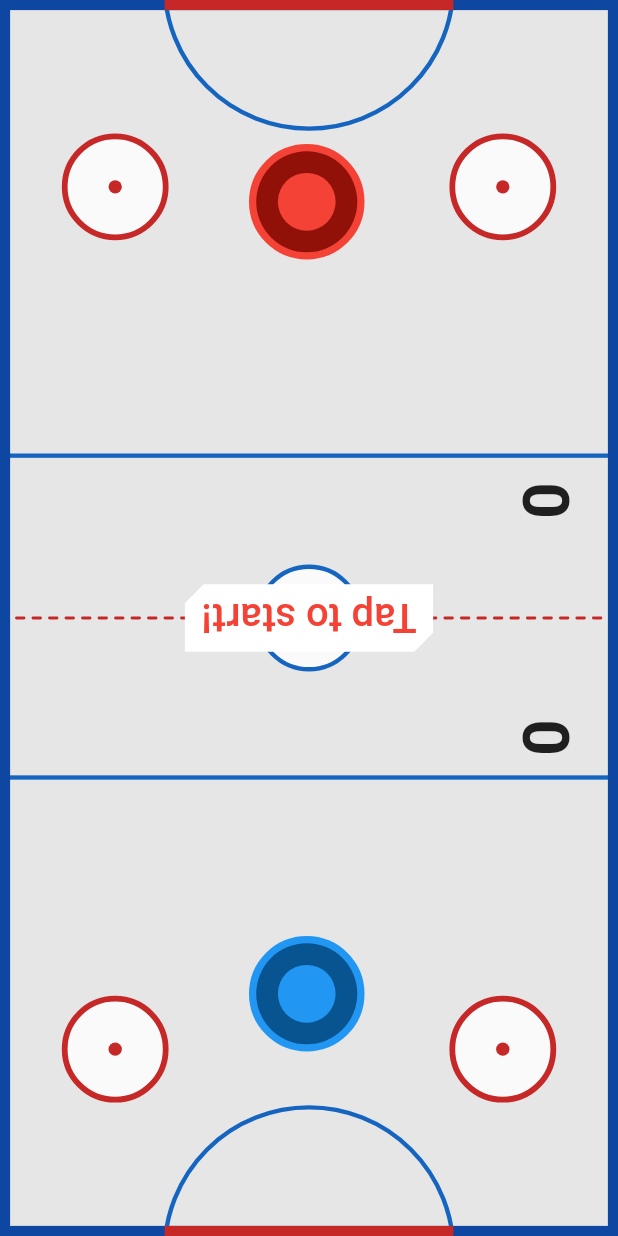
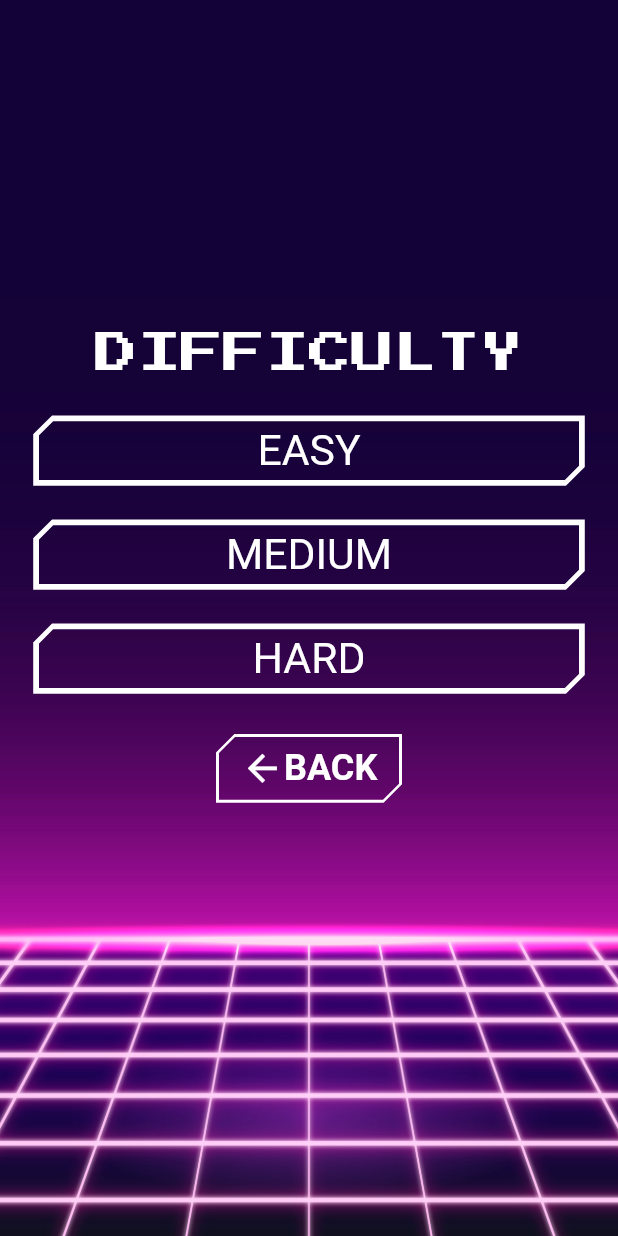
Before and after one commit to hngx-org/team-hurricane-hockey, a Flutter app: the screen it shows after launch, after a tap on "VS AI", on a phone screen of 412 x 824 dp. Run offline on Flutter 3.47's test engine with Material 2 defaults, Android fonts, the phone set to English and light mode, and no system bars; our stand-ins replace animate_do, audioplayers, cloud_firestore, firebase_auth, firebase_core, flutter_screenutil and 4 more; accounts and stored records are empty; Roboto replaces fonts that are missing (Tektur); statements that could not run were skipped.

Commit message:
feat: added difficulty screen

```diff
--- a/lib/router/app_router.dart
+++ b/lib/router/app_router.dart
@@ -1,4 +1,5 @@
 import 'package:flutter/material.dart';
+import 'package:team_hurricane_hockey/screens/difficulty_screen.dart';
 import 'package:team_hurricane_hockey/screens/game_screen.dart';
 import 'package:team_hurricane_hockey/screens/home_menu.dart';
 import 'package:team_hurricane_hockey/screens/paddles_and_puck_screen.dart';
@@ -47,10 +48,13 @@ class AppRouter {
           gameId: s["gameId"],
           opponentId: s["opponentId"],
           playerId: s["playerId"],
+          speed: s['speed'],
         ));
 
       case HomeMenu.routeName:
         return _getPageRoute(const HomeMenu());
+      case DifficultyScreen.routeName:
+        return _getPageRoute(const DifficultyScreen());
       case PaddlesAndPuckScreen.routeName:
         return _getPageRoute(const PaddlesAndPuckScreen());
 
--- /dev/null
+++ b/lib/screens/difficulty_screen.dart
@@ -0,0 +1,159 @@
+import 'package:flutter/material.dart';
+import 'package:flutter/services.dart';
+import 'package:flutter_screenutil/flutter_screenutil.dart';
+import 'package:team_hurricane_hockey/enums.dart';
+import 'package:team_hurricane_hockey/router/base_navigator.dart';
+import 'package:team_hurricane_hockey/screens/game_screen.dart';
+import 'package:team_hurricane_hockey/screens/widgets/button.dart';
+import 'package:team_hurricane_hockey/sound_control.dart';
+
+class DifficultyScreen extends StatefulWidget {
+  static const routeName = "difficulty";
+  const DifficultyScreen({super.key});
+
+  @override
+  State<DifficultyScreen> createState() => _DifficultyScreenState();
+}
+
+class _DifficultyScreenState extends State<DifficultyScreen> {
+  SoundControl controller = SoundControl();
+  @override
+  Widget build(BuildContext context) {
+    return AnnotatedRegion(
+      value: SystemUiOverlayStyle.dark.copyWith(
+        systemNavigationBarColor: Colors.black,
+        statusBarColor: Colors.black,
+        statusBarIconBrightness: Brightness.light,
+        statusBarBrightness: Brightness.dark,
+      ),
+      child: Scaffold(
+        backgroundColor: Colors.black,
+        body: SafeArea(
+          child: Container(
+            width: MediaQuery.of(context).size.width,
+            decoration: const BoxDecoration(
+              image: DecorationImage(
+                image: AssetImage('assets/images/retro_BG.jpg'),
+                fit: BoxFit.cover,
+              ),
+            ),
+            padding: EdgeInsets.fromLTRB(24.0.w, 24.0.h, 24.0.w, 0.0),
+            child: Center(
+              child: Column(
+                mainAxisSize: MainAxisSize.min,
+                crossAxisAlignment: CrossAxisAlignment.start,
+                //  mainAxisAlignment: MainAxisAlignment.start,
+                children: [
+                  Center(
+                    child: FittedBox(
+                      child: Text(
+                        'DIFFICULTY',
+                        style: Theme.of(context)
+                            .textTheme
+                            .headlineLarge!
+                            .copyWith(fontSize: 32.sp),
+                      ),
+                    ),
+                  ),
+                  SizedBox(
+                    height: 30.h,
+                  ),
+                  Column(
+                    mainAxisSize: MainAxisSize.max,
+                    crossAxisAlignment: CrossAxisAlignment.stretch,
+                    mainAxisAlignment: MainAxisAlignment.center,
+                    children: [
+                      TextButton(
+                        onPressed: () {
+                          controller.playSfx();
+                          BaseNavigator.pushNamedAndReplace(
+                            GameScreen.routeName,
+                            args: {
+                              "mode": GameMode.ai,
+                              'speed': 3.0,
+                            },
+                          );
+                        },
+                        child: Text(
+                          'EASY',
+                          style: Theme.of(context).textTheme.labelMedium,
+                        ),
+                      ),
+                      SizedBox(
+                        height: 24.h,
+                      ),
+                      TextButton(
+                        onPressed: () {
+                          controller.playSfx();
+                          BaseNavigator.pushNamedAndReplace(
+                            GameScreen.routeName,
+                            args: {
+                              "mode": GameMode.ai,
+                              'speed': 5.0,
+                            },
+                          );
+                        },
+                        child: Text(
+                          'MEDIUM',
+                          style: Theme.of(context).textTheme.labelMedium,
+                        ),
+                      ),
+                      SizedBox(
+                        height: 24.h,
+                      ),
+                      TextButton(
+                        onPressed: () {
+                          controller.playSfx();
+                          BaseNavigator.pushNamedAndReplace(
+                            GameScreen.routeName,
+                            args: {
+                              "mode": GameMode.ai,
+                              'speed': 7.0,
+                            },
+                          );
+                        },
+                        child: Text(
+                          'HARD',
+                          style: Theme.of(context).textTheme.labelMedium,
+                        ),
+                      ),
+                      SizedBox(
+                        height: 30.h,
+                      ),
+                      Center(
+                        child: Button(
+                            child: Row(
+                              mainAxisSize: MainAxisSize.min,
+                              children: [
+                                Icon(
+                                  Icons.arrow_back,
+                                  color: Colors.white,
+                                  size: 30.w,
+                                ),
+                                Text(
+                                  "BACK",
+                                  style: Theme.of(context)
+                                      .textTheme
+                                      .labelMedium!
+                                      .copyWith(
+                                          fontWeight: FontWeight.w700,
+                                          fontSize: 24),
+                                ),
+                              ],
+                            ),
+                            onTap: () {
+                              BaseNavigator.pop();
+                            }),
+                      ),
+                      SizedBox(height: 100.0.h),
+                    ],
+                  ),
+                ],
+              ),
+            ),
+          ),
+        ),
+      ),
+    );
+  }
+}
--- a/lib/screens/home_menu.dart
+++ b/lib/screens/home_menu.dart
@@ -5,20 +5,21 @@ import 'package:flutter/services.dart';
 import 'package:flutter_screenutil/flutter_screenutil.dart';
 import 'package:google_fonts/google_fonts.dart';
 import 'package:provider/provider.dart';
-import 'package:team_hurricane_hockey/providers/my_provider.dart';
-import 'package:team_hurricane_hockey/sound_control.dart';
 import 'package:team_hurricane_hockey/enums.dart';
 import 'package:team_hurricane_hockey/models/user.dart';
 import 'package:team_hurricane_hockey/models/waitlist_req.dart';
+import 'package:team_hurricane_hockey/providers/my_provider.dart';
 import 'package:team_hurricane_hockey/router/base_navigator.dart';
+import 'package:team_hurricane_hockey/screens/difficulty_screen.dart';
 import 'package:team_hurricane_hockey/screens/game_screen.dart';
+import 'package:team_hurricane_hockey/screens/widgets/settings_dialog.dart';
 import 'package:team_hurricane_hockey/services/firebase/game_service.dart';
 import 'package:team_hurricane_hockey/services/firebase/user_query.dart';
 import 'package:team_hurricane_hockey/services/firebase/waitlist_query.dart';
 import 'package:team_hurricane_hockey/services/google_service.dart';
 import 'package:team_hurricane_hockey/services/local_storage.dart';
+import 'package:team_hurricane_hockey/sound_control.dart';
 import 'package:uuid/uuid.dart';
-import 'package:team_hurricane_hockey/screens/widgets/settings_dialog.dart';
 
 class HomeMenu extends StatefulWidget {
   const HomeMenu({super.key});
@@ -337,11 +338,7 @@ class _HomeMenuState extends State<HomeMenu> with WidgetsBindingObserver {
                             onPressed: () {
                               controller.playSfx();
                               BaseNavigator.pushNamed(
-                                GameScreen.routeName,
-                                args: {
-                                  "mode": GameMode.ai,
-                                },
-                              );
+                                  DifficultyScreen.routeName);
                             },
                             child: Text(
                               'VS AI',
--- a/lib/services/google_service.dart
+++ b/lib/services/google_service.dart
@@ -1,4 +1,5 @@
 import 'package:firebase_auth/firebase_auth.dart';
+import 'package:flutter/material.dart';
 import 'package:google_sign_in/google_sign_in.dart';
 
 import 'package:tuple/tuple.dart';
@@ -32,7 +33,7 @@ class AuthRepository {
 
       return const Tuple3(null, "Oops something went wrong", null);
     } catch (e) {
-      print(e);
+      debugPrint(e.toString());
       return Tuple3(null, e.toString(), null);
     }
   }
```
Also changed, not shown: lib/screens/game_screen.dart (+75 -35 lines), pubspec.lock.
